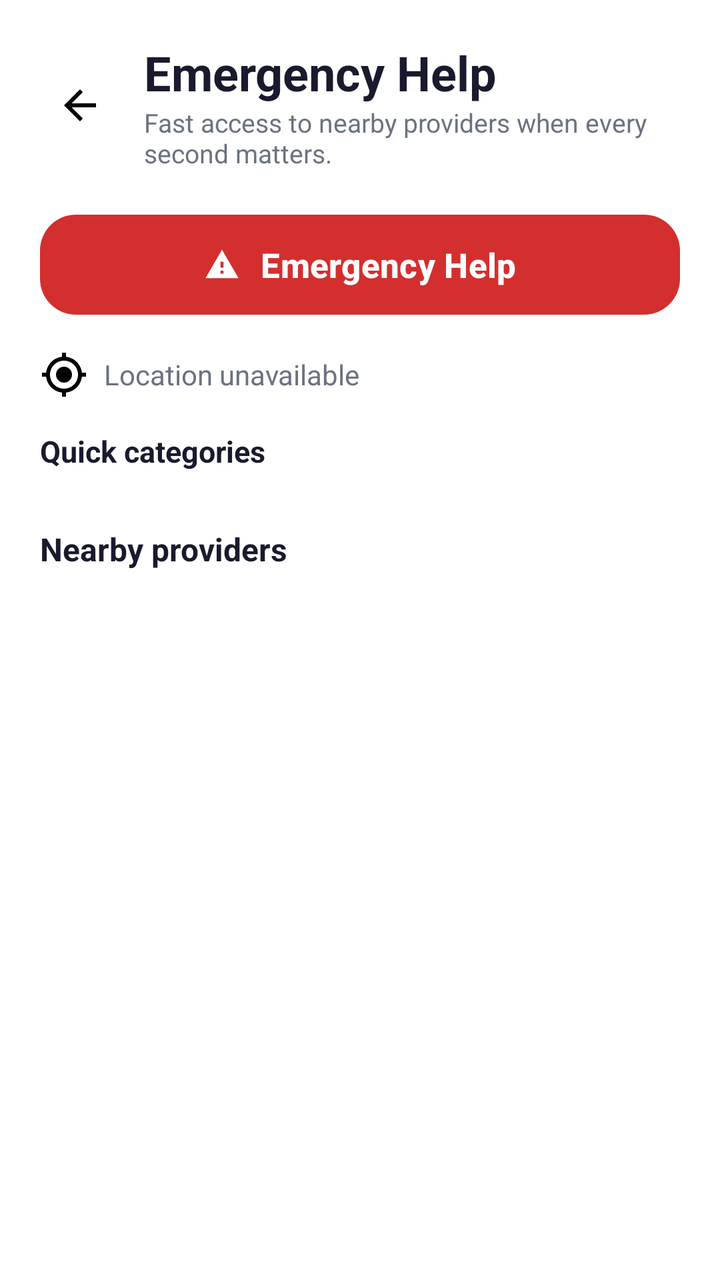
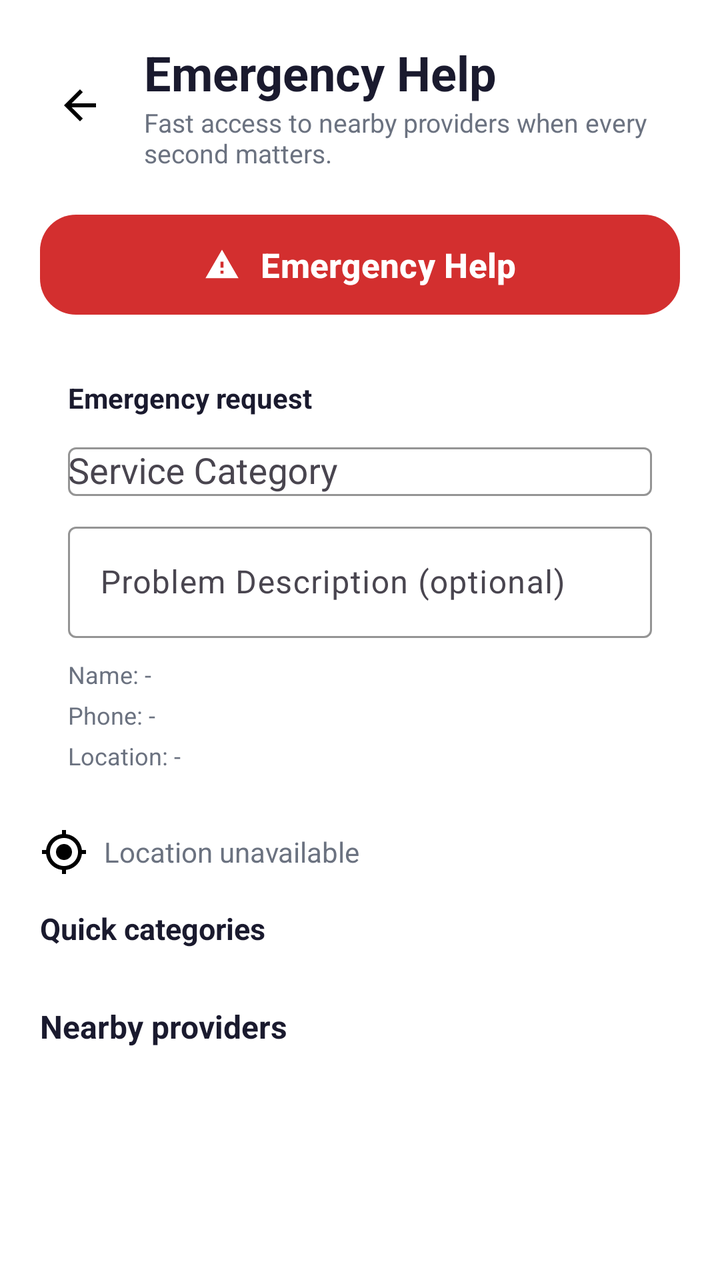

Before-and-after screenshots of an Android layout around one commit, followed by the original layout XML and the change that was made.
<!-- AndroidManifest.xml: application theme Theme.QuickFix -->
<!-- res/layout/activity_emergency_help.xml -->
<?xml version="1.0" encoding="utf-8"?>
<androidx.core.widget.NestedScrollView xmlns:android="http://schemas.android.com/apk/res/android"
    xmlns:app="http://schemas.android.com/apk/res-auto"
    android:layout_width="match_parent"
    android:layout_height="match_parent"
    android:fillViewport="true"
    android:background="?attr/colorSurface">

    <LinearLayout
        android:layout_width="match_parent"
        android:layout_height="wrap_content"
        android:orientation="vertical"
        android:padding="20dp">

        <LinearLayout
            android:layout_width="match_parent"
            android:layout_height="wrap_content"
            android:gravity="center_vertical"
            android:orientation="horizontal">

            <ImageView
                android:id="@+id/btnBack"
                android:layout_width="40dp"
                android:layout_height="40dp"
                android:padding="8dp"
                android:src="@drawable/ic_back"
                android:contentDescription="Back" />

            <LinearLayout
                android:layout_width="0dp"
                android:layout_height="wrap_content"
                android:layout_weight="1"
                android:orientation="vertical"
                android:paddingStart="12dp">

                <TextView
                    android:layout_width="wrap_content"
                    android:layout_height="wrap_content"
                    android:text="Emergency Help"
                    android:textColor="@color/text_primary"
                    android:textSize="24sp"
                    android:textStyle="bold" />

                <TextView
                    android:layout_width="wrap_content"
                    android:layout_height="wrap_content"
                    android:text="Fast access to nearby providers when every second matters."
                    android:textColor="@color/text_secondary"
                    android:textSize="13sp" />
            </LinearLayout>
        </LinearLayout>

        <com.google.android.material.button.MaterialButton
            android:id="@+id/btnEmergencyRequest"
            android:layout_width="match_parent"
            android:layout_height="58dp"
            android:layout_marginTop="18dp"
            android:text="Emergency Help"
            android:textAllCaps="false"
            android:textSize="17sp"
            android:textStyle="bold"
            app:backgroundTint="#D32F2F"
            app:cornerRadius="18dp"
            app:icon="@drawable/ic_emergency"
            app:iconGravity="textStart"
            app:iconPadding="10dp"
            android:textColor="@android:color/white" />

        <TextView
            android:id="@+id/tvEmergencyLocation"
            android:layout_width="match_parent"
            android:layout_height="wrap_content"
            android:layout_marginTop="14dp"
            android:drawableStart="@drawable/ic_my_location"
            android:drawablePadding="8dp"
            android:gravity="center_vertical"
            android:text="Location unavailable"
            android:textColor="@color/text_secondary"
            android:textSize="14sp" />

        <TextView
            android:layout_width="wrap_content"
            android:layout_height="wrap_content"
            android:layout_marginTop="16dp"
            android:text="Quick categories"
            android:textColor="@color/text_primary"
            android:textSize="15sp"
            android:textStyle="bold" />

        <com.google.android.material.chip.ChipGroup
            android:id="@+id/chipGroupEmergencyCategories"
            android:layout_width="match_parent"
            android:layout_height="wrap_content"
            android:layout_marginTop="10dp"
            app:singleSelection="true"
            app:selectionRequired="true"
            app:chipSpacingHorizontal="10dp"
            app:chipSpacingVertical="10dp" />

        <TextView
            android:id="@+id/tvAssignedProvider"
            android:layout_width="match_parent"
            android:layout_height="wrap_content"
            android:layout_marginTop="16dp"
            android:background="@drawable/bg_dashboard_card"
            android:padding="14dp"
            android:textColor="@color/text_primary"
            android:textSize="14sp"
            android:visibility="gone" />

        <ProgressBar
            android:id="@+id/progressEmergency"
            style="?android:attr/progressBarStyleHorizontal"
            android:layout_width="match_parent"
            android:layout_height="wrap_content"
            android:layout_marginTop="18dp"
            android:indeterminate="true"
            android:visibility="gone" />

        <TextView
            android:layout_width="wrap_content"
            android:layout_height="wrap_content"
            android:layout_marginTop="18dp"
            android:text="Nearby providers"
            android:textColor="@color/text_primary"
            android:textSize="16sp"
            android:textStyle="bold" />

        <androidx.recyclerview.widget.RecyclerView
            android:id="@+id/rvEmergencyProviders"
            android:layout_width="match_parent"
            android:layout_height="wrap_content"
            android:layout_marginTop="12dp"
            android:nestedScrollingEnabled="false"
            android:overScrollMode="never" />

        <LinearLayout
            android:id="@+id/layoutEmptyState"
            android:layout_width="match_parent"
            android:layout_height="wrap_content"
            android:layout_marginTop="20dp"
            android:gravity="center"
            android:orientation="vertical"
            android:padding="18dp"
            android:visibility="gone">

            <ImageView
                android:layout_width="72dp"
                android:layout_height="72dp"
                android:src="@drawable/ic_emergency"
                android:tint="@color/primary"
                android:contentDescription="Emergency" />

            <TextView
                android:id="@+id/tvEmptyTitle"
                android:layout_width="wrap_content"
                android:layout_height="wrap_content"
                android:layout_marginTop="12dp"
                android:text="No emergency-ready providers found"
                android:textColor="@color/text_primary"
                android:textSize="17sp"
                android:textStyle="bold" />

            <TextView
                android:id="@+id/tvEmptySubtitle"
                android:layout_width="wrap_content"
                android:layout_height="wrap_content"
                android:layout_marginTop="6dp"
                android:gravity="center"
                android:text="Try another category or widen your search area."
                android:textColor="@color/text_secondary"
                android:textSize="13sp" />

            <com.google.android.material.button.MaterialButton
                android:id="@+id/btnRetryEmergency"
                android:layout_width="wrap_content"
                android:layout_height="wrap_content"
                android:layout_marginTop="14dp"
                android:text="Retry"
                android:textAllCaps="false"
                app:cornerRadius="16dp" />
        </LinearLayout>

    </LinearLayout>
</androidx.core.widget.NestedScrollView>
<!-- resources referenced by this layout -->
<resources>
  <color name="primary">#1E88E5</color>
  <color name="text_primary">#1A1A2E</color>
  <color name="text_secondary">#6B7280</color>
  <!-- drawable bg_dashboard_card (drawable) -->
  <?xml version="1.0" encoding="utf-8"?>
  <shape xmlns:android="http://schemas.android.com/apk/res/android"
      android:shape="rectangle">
      <corners android:radius="16dp" />
      <solid android:color="#FFFFFF" />
      <stroke android:width="0dp" android:color="@android:color/transparent"/>
  </shape>
  <!-- drawable ic_back (drawable) -->
  <vector xmlns:android="http://schemas.android.com/apk/res/android"
      android:width="24dp"
      android:height="24dp"
      android:viewportWidth="24"
      android:viewportHeight="24">
      <path
          android:fillColor="@android:color/black"
          android:pathData="M20,11H7.83l5.59,-5.59L12,4l-8,8 8,8 1.41,-1.41L7.83,13H20v-2z" />
  </vector>
  <!-- drawable ic_emergency (drawable) -->
  <vector xmlns:android="http://schemas.android.com/apk/res/android"
      android:width="28dp"
      android:height="28dp"
      android:viewportWidth="24"
      android:viewportHeight="24">
      <path android:fillColor="#FFFFFF"
          android:pathData="M1,21h22L12,2 1,21zM13,18h-2v-2h2v2zM13,14h-2v-4h2v4z"/>
  </vector>
  <style name="Theme.QuickFix" parent="Base.Theme.QuickFix" />
  <color name="primary_dark">#1565C0</color>
  <color name="accent_green">#43A047</color>
  <color name="screen_background">#F4F7FB</color>
  <color name="card_bg">#FFFFFF</color>
  <color name="surface_variant">#F5F7FA</color>
  <color name="divider">#E5E7EB</color>
  <style name="Theme.QuickFix.AdminDialog" parent="ThemeOverlay.Material3.MaterialAlertDialog">
          <item name="colorSurface">@color/card_bg</item>
          <item name="colorOnSurface">@color/text_primary</item>
          <item name="colorOutline">@color/divider</item>
      </style>
  <style name="Theme.QuickFix.BottomSheet" parent="ThemeOverlay.Material3.BottomSheetDialog">
          <item name="colorSurface">@color/card_bg</item>
          <item name="colorOnSurface">@color/text_primary</item>
          <item name="android:colorBackground">@color/card_bg</item>
      </style>
  <style name="Widget.QuickFix.Button" parent="Widget.Material3.Button">
          <item name="backgroundTint">@color/primary</item>
          <item name="android:textColor">@color/white</item>
      </style>
  <style name="Widget.QuickFix.Chip.Filter" parent="Widget.Material3.Chip.Filter">
          <item name="chipBackgroundColor">@color/surface_variant</item>
          <item name="android:textColor">@color/text_primary</item>
          <item name="checkedIconTint">@color/primary</item>
      </style>
  <style name="Widget.QuickFix.TextInputLayout" parent="Widget.Material3.TextInputLayout.OutlinedBox">
          <item name="boxBackgroundColor">@color/input_background</item>
          <item name="boxStrokeColor">@color/input_stroke</item>
          <item name="boxStrokeErrorColor">@color/error_red</item>
          <item name="hintTextColor">@color/input_hint</item>
          <item name="startIconTint">@color/input_icon</item>
          <item name="endIconTint">@color/input_icon</item>
          <item name="boxStrokeWidthFocused">2dp</item>
      </style>
  <color name="white">#FFFFFFFF</color>
  <color name="input_background">#FFFFFF</color>
  <color name="input_stroke">#1E88E5</color>
  <color name="error_red">#D32F2F</color>
  <color name="input_hint">#6B7280</color>
  <color name="input_icon">#455A64</color>
  <!-- unchanged entries left out for length: 2 -->
</resources>

<!-- the commit's change to res/layout/activity_emergency_help.xml (unified diff, before → after) -->
@@ -66,6 +66,85 @@
             app:iconPadding="10dp"
             android:textColor="@android:color/white" />
 
+        <com.google.android.material.card.MaterialCardView
+            android:layout_width="match_parent"
+            android:layout_height="wrap_content"
+            android:layout_marginTop="14dp"
+            app:cardCornerRadius="16dp"
+            app:strokeColor="@color/outline"
+            app:strokeWidth="1dp">
+
+            <LinearLayout
+                android:layout_width="match_parent"
+                android:layout_height="wrap_content"
+                android:orientation="vertical"
+                android:padding="14dp">
+
+                <TextView
+                    android:layout_width="wrap_content"
+                    android:layout_height="wrap_content"
+                    android:text="Emergency request"
+                    android:textColor="@color/text_primary"
+                    android:textSize="14sp"
+                    android:textStyle="bold" />
+
+                <com.google.android.material.textfield.TextInputLayout
+                    android:layout_width="match_parent"
+                    android:layout_height="wrap_content"
+                    android:layout_marginTop="10dp"
+                    android:hint="Service Category">
+
+                    <com.google.android.material.textfield.MaterialAutoCompleteTextView
+                        android:id="@+id/actEmergencyCategory"
+                        android:layout_width="match_parent"
+                        android:layout_height="wrap_content"
+                        android:inputType="none"
+                        android:maxLines="1" />
+                </com.google.android.material.textfield.TextInputLayout>
+
+                <com.google.android.material.textfield.TextInputLayout
+                    android:layout_width="match_parent"
+                    android:layout_height="wrap_content"
+                    android:layout_marginTop="10dp"
+                    android:hint="Problem Description (optional)">
+
+                    <com.google.android.material.textfield.TextInputEditText
+                        android:id="@+id/etEmergencyDescription"
+                        android:layout_width="match_parent"
+                        android:layout_height="wrap_content"
+                        android:inputType="textMultiLine"
+                        android:maxLines="3" />
+                </com.google.android.material.textfield.TextInputLayout>
+
+                <TextView
+                    android:id="@+id/tvEmergencyUserName"
+                    android:layout_width="match_parent"
+                    android:layout_height="wrap_content"
+                    android:layout_marginTop="10dp"
+                    android:text="Name: -"
+                    android:textColor="@color/text_secondary"
+                    android:textSize="12sp" />
+
+                <TextView
+                    android:id="@+id/tvEmergencyPhone"
+                    android:layout_width="match_parent"
+                    android:layout_height="wrap_content"
+                    android:layout_marginTop="4dp"
+                    android:text="Phone: -"
+                    android:textColor="@color/text_secondary"
+                    android:textSize="12sp" />
+
+                <TextView
+                    android:id="@+id/tvEmergencyAddress"
+                    android:layout_width="match_parent"
+                    android:layout_height="wrap_content"
+                    android:layout_marginTop="4dp"
+                    android:text="Location: -"
+                    android:textColor="@color/text_secondary"
+                    android:textSize="12sp" />
+            </LinearLayout>
+        </com.google.android.material.card.MaterialCardView>
+
         <TextView
             android:id="@+id/tvEmergencyLocation"
             android:layout_width="match_parent"
